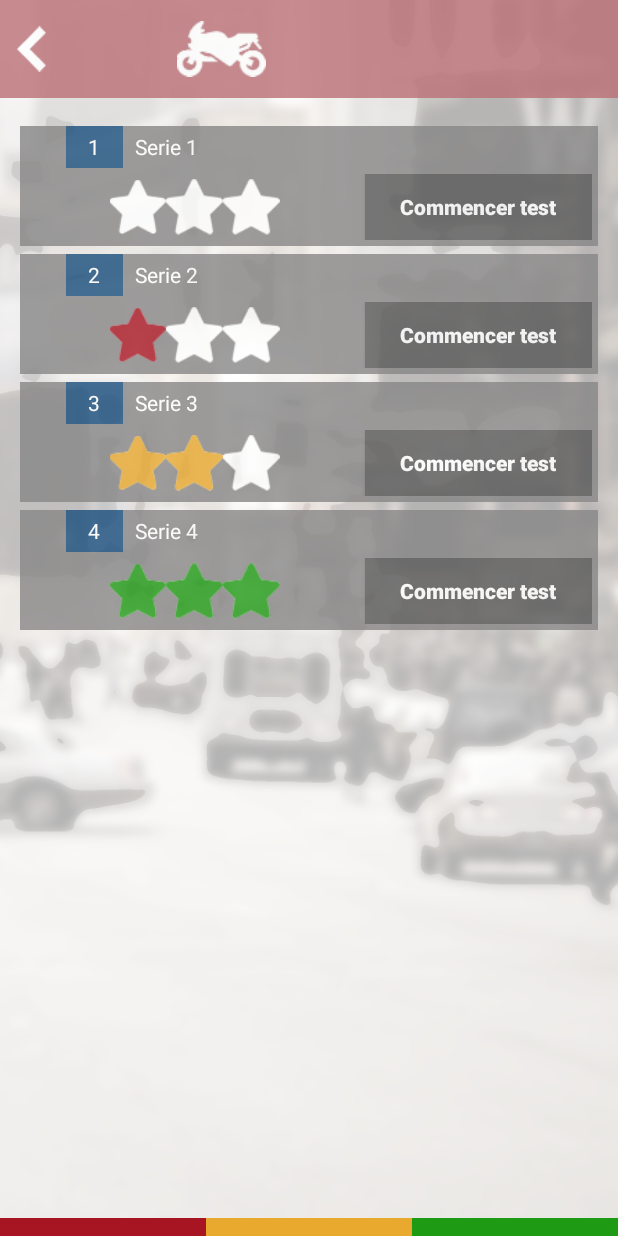
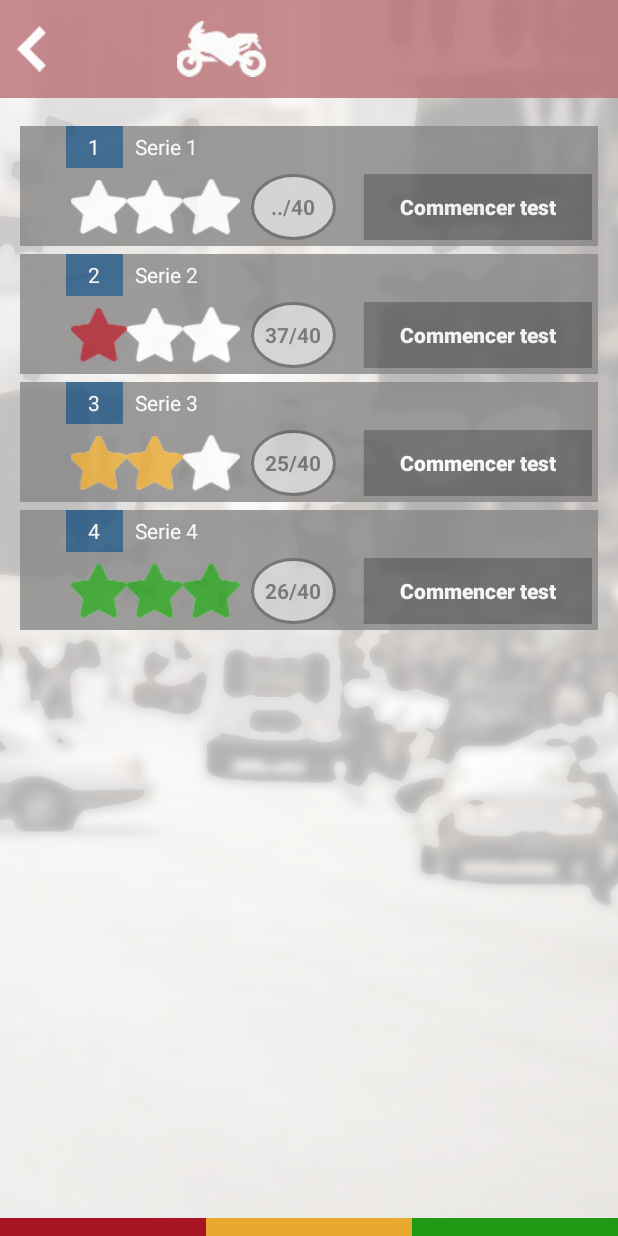
Before and after one commit to DeveloperXY/FreeTestCode, an Android app: the SeriesActivity screen opened directly, with no data from a screen before it, on a phone screen of 412 x 824 dp. Run offline under Robolectric (Android 15) with nearby library versions, the phone set to English and light mode, and no system bars; our stand-ins replace ButterKnife; plain views replace CustomTextView; 3 statements that could not run were skipped.

Commit message:
Modify the layout of the series' items.

```diff
--- a/app/src/main/java/com/octagen/freetestcode/adapters/SeriesViewHolder.java
+++ b/app/src/main/java/com/octagen/freetestcode/adapters/SeriesViewHolder.java
@@ -23,6 +23,8 @@ public class SeriesViewHolder extends BinderViewHolder<Serie> {
     TextView serieID;
     @Bind(R.id.serieLabel)
     TextView serieLabel;
+    @Bind(R.id.ratingLabel)
+    TextView ratingLabel;
     @Bind(R.id.startTestButton)
     Button startTestButton;
     @Bind(R.id.star1)
@@ -37,6 +39,7 @@ public class SeriesViewHolder extends BinderViewHolder<Serie> {
         ButterKnife.bind(this, itemView);
 
         startTestButton.setTypeface(TypeFaces.getTypeFace(context, "fonts/cent.TTF"));
+        ratingLabel.setTypeface(TypeFaces.getTypeFace(context, "fonts/cent.TTF"));
 
         star1.setOnClickListener(new View.OnClickListener() {
             @Override
@@ -62,7 +65,12 @@ public class SeriesViewHolder extends BinderViewHolder<Serie> {
     public void bind(Serie item) {
         serieID.setText(item.getId() + "");
         serieLabel.setText(item.getLabel());
-        switch (item.getStars()) {
+
+        int numStars = item.getStars();
+        String rating = item.getRating() == 0 ? "../40" : String.format("%d/40", item.getRating());
+        ratingLabel.setText(rating);
+
+        switch (numStars) {
             case 0:
                 colorizeZeroStars();
                 break;
--- a/app/src/main/java/com/octagen/freetestcode/ui/SeriesActivity.java
+++ b/app/src/main/java/com/octagen/freetestcode/ui/SeriesActivity.java
@@ -67,7 +67,7 @@ public class SeriesActivity extends AppCompatActivity implements ActionBarListen
     }
 
     private void populateRecyclerView() {
-        mSeries.add(new Serie(1, "Serie 1", 39, 0));
+        mSeries.add(new Serie(1, "Serie 1", 0, 0));
         mSeries.add(new Serie(2, "Serie 2", 37, 1));
         mSeries.add(new Serie(3, "Serie 3", 25, 2));
         mSeries.add(new Serie(4, "Serie 4", 26, 3));
--- /dev/null
+++ b/app/src/main/res/drawable/rating_circle.xml
@@ -0,0 +1,8 @@
+<?xml version="1.0" encoding="utf-8"?>
+<shape xmlns:android="http://schemas.android.com/apk/res/android"
+       android:shape="oval">
+    <solid android:color="@color/noteCircleColor"/>
+    <stroke
+        android:width="2dp"
+        android:color="@color/startTestColor"/>
+</shape>
--- a/app/src/main/res/layout/serie_item_layout.xml
+++ b/app/src/main/res/layout/serie_item_layout.xml
@@ -58,7 +58,7 @@
         <Space
             android:layout_width="0dp"
             android:layout_height="match_parent"
-            android:layout_weight="15"/>
+            android:layout_weight="8"/>
 
         <LinearLayout
             android:id="@+id/ratingBar"
@@ -93,7 +93,28 @@
         <Space
             android:layout_width="0dp"
             android:layout_height="match_parent"
-            android:layout_weight="15"/>
+            android:layout_weight="2"/>
+
+        <RelativeLayout
+            android:layout_width="0dp"
+            android:layout_height="match_parent"
+            android:layout_weight="15"
+            android:background="@drawable/rating_circle"
+            android:padding="4dp">
+
+            <TextView
+                android:layout_width="match_parent"
+                android:layout_height="match_parent"
+                android:text="37/40"
+                android:id="@+id/ratingLabel"
+                android:gravity="center"
+                android:textStyle="bold"/>
+        </RelativeLayout>
+
+        <Space
+            android:layout_width="0dp"
+            android:layout_height="match_parent"
+            android:layout_weight="5"/>
 
         <Button
             android:id="@+id/startTestButton"
@@ -106,5 +127,6 @@
             android:textColor="#ffffff"
             android:textSize="14sp"
             android:textStyle="bold"/>
+
     </LinearLayout>
 </LinearLayout>
```
